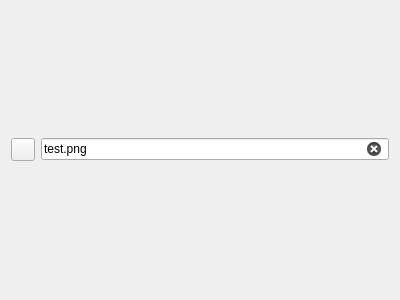
pasnox/qtwidgetsextra, file runner/resources/QtWidgetsExtra.ui: the form before one commit.
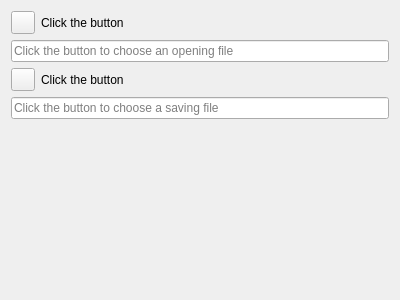
The form after the commit. Custom widgets are drawn as their Qt base class.

```diff
--- a/runner/resources/QtWidgetsExtra.ui
+++ b/runner/resources/QtWidgetsExtra.ui
@@ -34,12 +34,16 @@
     </widget>
    </item>
    <item row="0" column="1">
+    <widget class="QLabel" name="label">
+     <property name="text">
+      <string>Click the button</string>
+     </property>
+    </widget>
+   </item>
+   <item row="1" column="0" colspan="2">
     <widget class="QOpenFileLineEdit" name="openFileLineEdit_2">
-     <property name="text">
-      <string>test.png</string>
-     </property>
      <property name="placeholderText">
-      <string>Click the button to choose a file</string>
+      <string>Click the button to choose an opening file</string>
      </property>
      <property name="clearButtonEnabled">
       <bool>true</bool>
@@ -65,6 +69,69 @@
      </property>
     </widget>
    </item>
+   <item row="2" column="0">
+    <widget class="QSaveFileButton" name="saveFileButton">
+     <property name="caption">
+      <string>Save file button</string>
+     </property>
+     <property name="directory">
+      <string>/opt</string>
+     </property>
+     <property name="filter">
+      <stringlist>
+       <string>All (*)</string>
+      </stringlist>
+     </property>
+    </widget>
+   </item>
+   <item row="2" column="1">
+    <widget class="QLabel" name="label_2">
+     <property name="text">
+      <string>Click the button</string>
+     </property>
+    </widget>
+   </item>
+   <item row="3" column="0" colspan="2">
+    <widget class="QSaveFileLineEdit" name="saveFileLineEdit">
+     <property name="readOnly">
+      <bool>true</bool>
+     </property>
+     <property name="placeholderText">
+      <string>Click the button to choose a saving file</string>
+     </property>
+     <property name="clearButtonEnabled">
+      <bool>true</bool>
+     </property>
+     <property name="filePath">
+      <string>test.png</string>
+     </property>
+     <property name="caption">
+      <string>Save file line edit</string>
+     </property>
+     <property name="directory">
+      <string>/opt</string>
+     </property>
+     <property name="filter">
+      <stringlist/>
+     </property>
+     <property name="options">
+      <set>QFileDialog::DontUseNativeDialog|QFileDialog::DontUseSheet</set>
+     </property>
+    </widget>
+   </item>
+   <item row="4" column="0" colspan="2">
+    <spacer name="verticalSpacer">
+     <property name="orientation">
+      <enum>Qt::Vertical</enum>
+     </property>
+     <property name="sizeHint" stdset="0">
+      <size>
+       <width>148</width>
+       <height>225</height>
+      </size>
+     </property>
+    </spacer>
+   </item>
   </layout>
  </widget>
  <customwidgets>
@@ -78,6 +145,16 @@
    <extends>QLineEdit</extends>
    <header>QOpenFileLineEdit.h</header>
   </customwidget>
+  <customwidget>
+   <class>QSaveFileButton</class>
+   <extends>QToolButton</extends>
+   <header>QSaveFileButton.h</header>
+  </customwidget>
+  <customwidget>
+   <class>QSaveFileLineEdit</class>
+   <extends>QLineEdit</extends>
+   <header>QSaveFileLineEdit.h</header>
+  </customwidget>
  </customwidgets>
  <resources/>
  <connections/>
```
Left out of the diff: 42 changed lines with no effect on the pictures.
